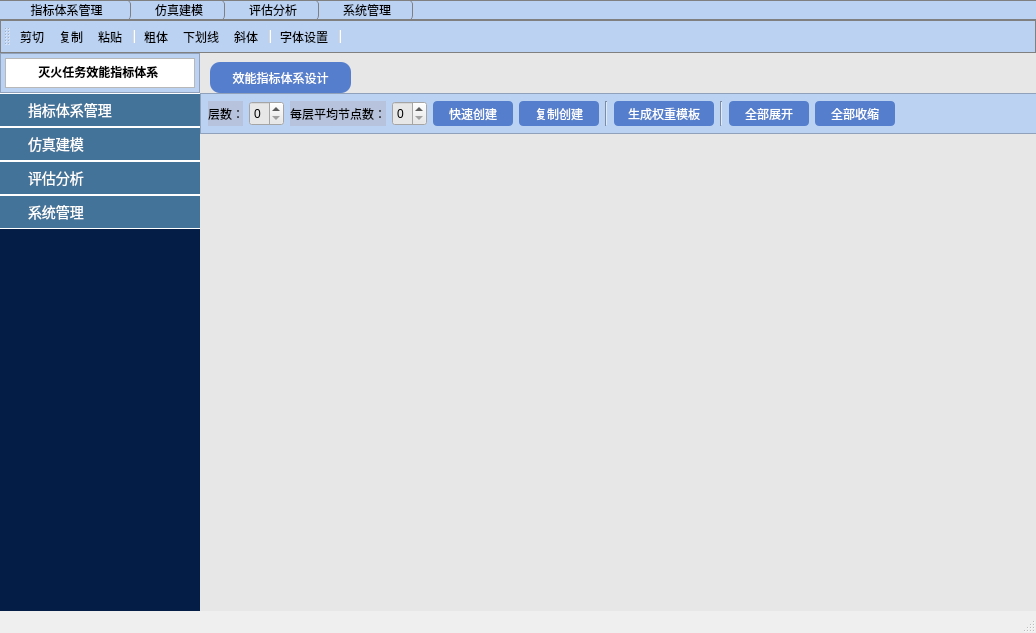
Above: mainwindow.ui from basiABC/evaluation before the change. Below: the same form after it.
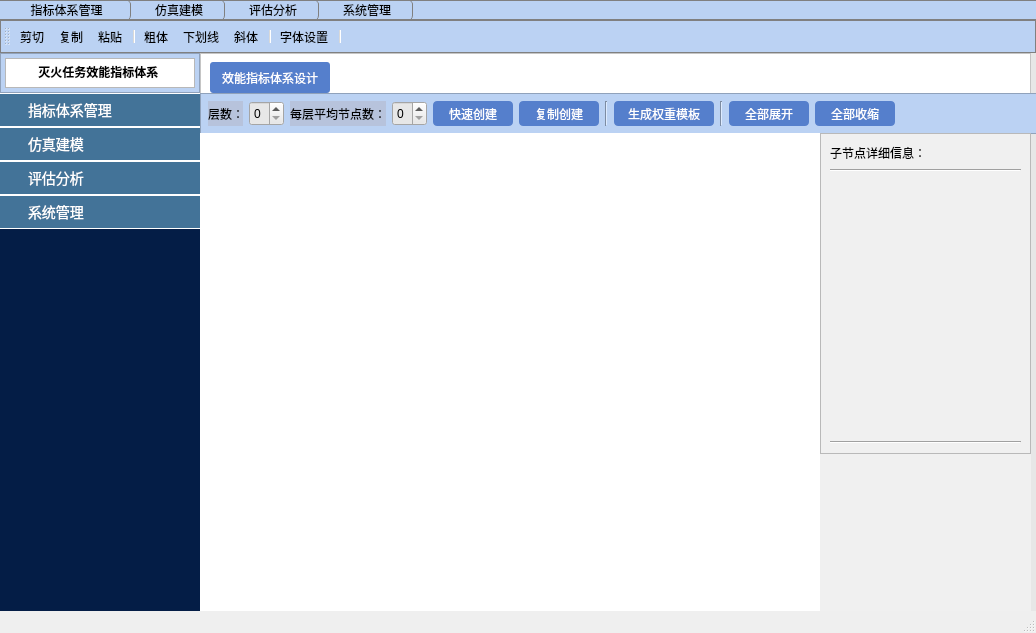
That is the form after the change. Icons and pictures are not drawn.

Commit message: 指标体系界面设计

Diff of the .ui file:
```diff
--- a/mainwindow.ui
+++ b/mainwindow.ui
@@ -334,16 +334,22 @@
           <rect>
            <x>10</x>
            <y>9</y>
-           <width>141</width>
+           <width>120</width>
            <height>31</height>
           </rect>
          </property>
+         <property name="maximumSize">
+          <size>
+           <width>141</width>
+           <height>16777215</height>
+          </size>
+         </property>
          <property name="styleSheet">
           <string notr="true">QLabel {
      background-color: rgb(85, 127, 204);      
       color: white;        
-     border-radius: 10px;          
-     padding: 2px;                 
+     border-radius: 3px;          
+           
 }</string>
          </property>
          <property name="text">
@@ -613,6 +619,117 @@
           </item>
          </layout>
         </widget>
+        <widget class="QWidget" name="widget_2" native="true">
+         <property name="geometry">
+          <rect>
+           <x>0</x>
+           <y>80</y>
+           <width>621</width>
+           <height>481</height>
+          </rect>
+         </property>
+         <property name="styleSheet">
+          <string notr="true">QWidget {
+    background-color: rgb(255, 255, 255);
+}
+</string>
+         </property>
+        </widget>
+        <widget class="QWidget" name="widget_3" native="true">
+         <property name="geometry">
+          <rect>
+           <x>620</x>
+           <y>80</y>
+           <width>211</width>
+           <height>481</height>
+          </rect>
+         </property>
+         <property name="styleSheet">
+          <string notr="true">QWidget{
+	background-color:rgb(240, 240, 240)
+}</string>
+         </property>
+         <widget class="QFrame" name="frame_4">
+          <property name="geometry">
+           <rect>
+            <x>0</x>
+            <y>0</y>
+            <width>211</width>
+            <height>321</height>
+           </rect>
+          </property>
+          <property name="frameShape">
+           <enum>QFrame::Shape::StyledPanel</enum>
+          </property>
+          <property name="frameShadow">
+           <enum>QFrame::Shadow::Raised</enum>
+          </property>
+          <layout class="QVBoxLayout" name="verticalLayout_5">
+           <item>
+            <widget class="QLabel" name="label_5">
+             <property name="maximumSize">
+              <size>
+               <width>16777215</width>
+               <height>20</height>
+              </size>
+             </property>
+             <property name="text">
+              <string>子节点详细信息：</string>
+             </property>
+            </widget>
+           </item>
+           <item>
+            <widget class="Line" name="line_3">
+             <property name="orientation">
+              <enum>Qt::Orientation::Horizontal</enum>
+             </property>
+            </widget>
+           </item>
+           <item>
+            <widget class="QLabel" name="label_4">
+             <property name="text">
+              <string/>
+             </property>
+            </widget>
+           </item>
+           <item>
+            <widget class="Line" name="line_4">
+             <property name="orientation">
+              <enum>Qt::Orientation::Horizontal</enum>
+             </property>
+            </widget>
+           </item>
+          </layout>
+         </widget>
+        </widget>
+        <widget class="QFrame" name="frame_3">
+         <property name="geometry">
+          <rect>
+           <x>0</x>
+           <y>0</y>
+           <width>831</width>
+           <height>41</height>
+          </rect>
+         </property>
+         <property name="styleSheet">
+          <string notr="true">QFrame{
+
+background:rgb(255, 255, 255);
+
+}</string>
+         </property>
+         <property name="frameShape">
+          <enum>QFrame::Shape::StyledPanel</enum>
+         </property>
+         <property name="frameShadow">
+          <enum>QFrame::Shadow::Raised</enum>
+         </property>
+        </widget>
+        <zorder>frame_3</zorder>
+        <zorder>label</zorder>
+        <zorder>frame_2</zorder>
+        <zorder>widget_2</zorder>
+        <zorder>widget_3</zorder>
        </widget>
        <widget class="QWidget" name="weight_page">
         <property name="enabled">
```
The commit also changes 2 other files.
